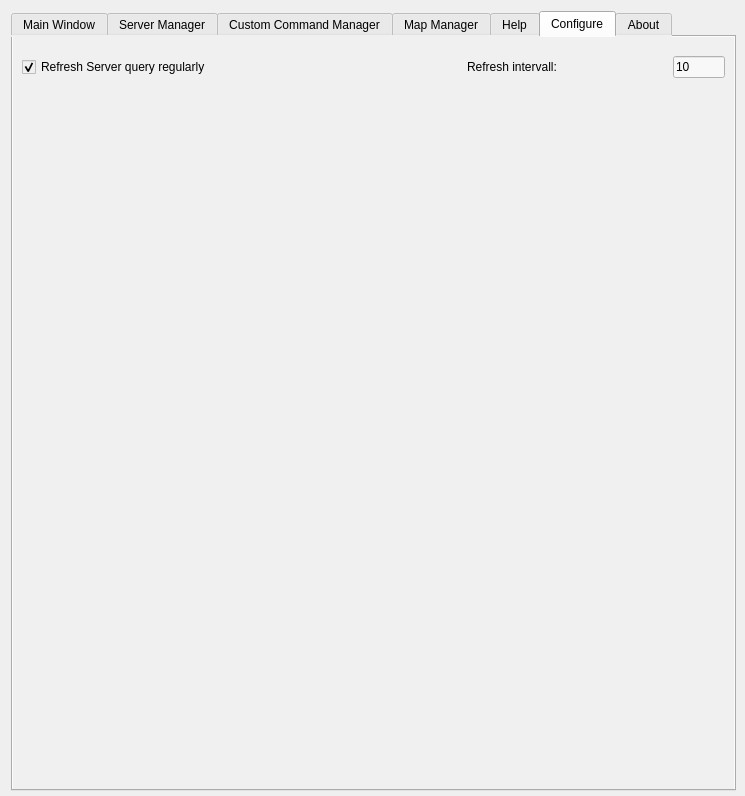
Qt form source_files/isrt_main_tabbed_v0.6.ui (sargolin/ISRT-Insurgency-Sandstorm-RCON-TOOL-and-Mapchanger) before a commit.
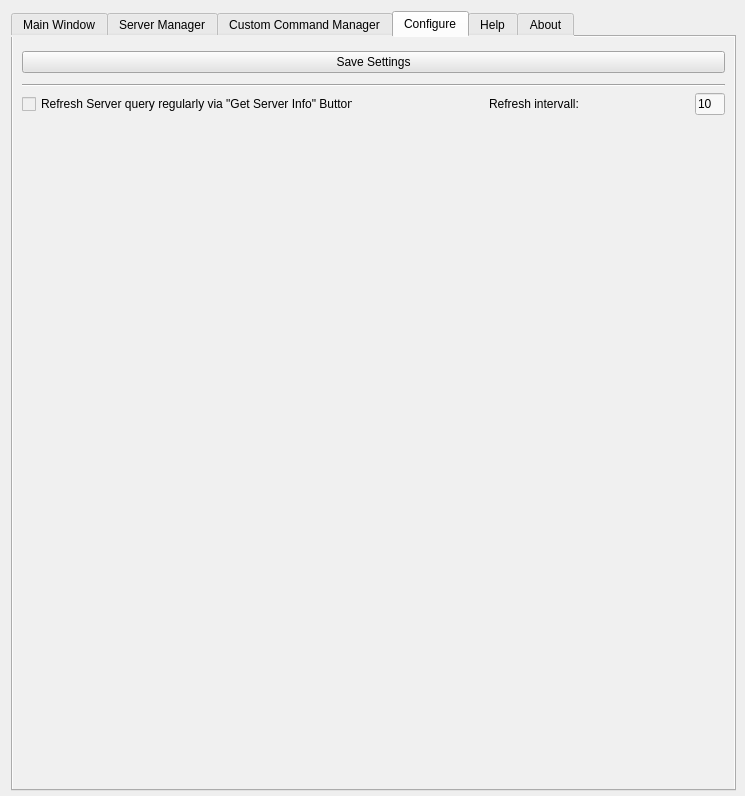
The same form after that commit. The open tabs and pages were chosen to show the change. Icons and pictures are not drawn.

```diff
--- a/source_files/isrt_main_tabbed_v0.6.ui
+++ b/source_files/isrt_main_tabbed_v0.6.ui
@@ -2081,10 +2081,165 @@
        </item>
       </layout>
      </widget>
-     <widget class="QWidget" name="Tab_Map">
+     <widget class="QWidget" name="Tab_Configure">
       <attribute name="title">
-       <string>Map Manager</string>
+       <string>Configure</string>
       </attribute>
+      <layout class="QVBoxLayout" name="verticalLayout_16">
+       <item>
+        <spacer name="verticalSpacer_7">
+         <property name="orientation">
+          <enum>Qt::Vertical</enum>
+         </property>
+         <property name="sizeType">
+          <enum>QSizePolicy::Minimum</enum>
+         </property>
+         <property name="sizeHint" stdset="0">
+          <size>
+           <width>20</width>
+           <height>5</height>
+          </size>
+         </property>
+        </spacer>
+       </item>
+       <item>
+        <widget class="QPushButton" name="btn_save_settings">
+         <property name="toolTip">
+          <string>Save Settings</string>
+         </property>
+         <property name="statusTip">
+          <string>Save Settings</string>
+         </property>
+         <property name="styleSheet">
+          <string notr="true">background-color:rgb(228, 228, 228)
+</string>
+         </property>
+         <property name="text">
+          <string>Save Settings</string>
+         </property>
+        </widget>
+       </item>
+       <item>
+        <spacer name="verticalSpacer_6">
+         <property name="orientation">
+          <enum>Qt::Vertical</enum>
+         </property>
+         <property name="sizeType">
+          <enum>QSizePolicy::Minimum</enum>
+         </property>
+         <property name="sizeHint" stdset="0">
+          <size>
+           <width>20</width>
+           <height>5</height>
+          </size>
+         </property>
+        </spacer>
+       </item>
+       <item>
+        <widget class="Line" name="line_4">
+         <property name="orientation">
+          <enum>Qt::Horizontal</enum>
+         </property>
+        </widget>
+       </item>
+       <item>
+        <layout class="QVBoxLayout" name="verticalLayout_15">
+         <item>
+          <layout class="QHBoxLayout" name="horizontalLayout_11">
+           <item>
+            <widget class="QCheckBox" name="checkBox_refresh_trigger">
+             <property name="toolTip">
+              <string>Refresh Trigger On/Off</string>
+             </property>
+             <property name="statusTip">
+              <string>Refresh Trigger On/Off</string>
+             </property>
+             <property name="text">
+              <string>Refresh Server query regularly via &quot;Get Server Info&quot; Button</string>
+             </property>
+             <property name="checked">
+              <bool>false</bool>
+             </property>
+            </widget>
+           </item>
+           <item>
+            <spacer name="horizontalSpacer">
+             <property name="orientation">
+              <enum>Qt::Horizontal</enum>
+             </property>
+             <property name="sizeType">
+              <enum>QSizePolicy::MinimumExpanding</enum>
+             </property>
+             <property name="sizeHint" stdset="0">
+              <size>
+               <width>130</width>
+               <height>20</height>
+              </size>
+             </property>
+            </spacer>
+           </item>
+           <item>
+            <widget class="QLabel" name="label_11">
+             <property name="minimumSize">
+              <size>
+               <width>200</width>
+               <height>0</height>
+              </size>
+             </property>
+             <property name="text">
+              <string>Refresh intervall:</string>
+             </property>
+            </widget>
+           </item>
+           <item>
+            <widget class="QLineEdit" name="entry_refresh_timer">
+             <property name="minimumSize">
+              <size>
+               <width>30</width>
+               <height>20</height>
+              </size>
+             </property>
+             <property name="maximumSize">
+              <size>
+               <width>2500</width>
+               <height>16777215</height>
+              </size>
+             </property>
+             <property name="toolTip">
+              <string>Refresh intervall in seconds</string>
+             </property>
+             <property name="statusTip">
+              <string>Refresh intervall in seconds</string>
+             </property>
+             <property name="styleSheet">
+              <string notr="true">background-color:rgb(248, 248, 248);</string>
+             </property>
+             <property name="text">
+              <string>10</string>
+             </property>
+             <property name="placeholderText">
+              <string>Sec</string>
+             </property>
+            </widget>
+           </item>
+          </layout>
+         </item>
+         <item>
+          <spacer name="verticalSpacer_5">
+           <property name="orientation">
+            <enum>Qt::Vertical</enum>
+           </property>
+           <property name="sizeHint" stdset="0">
+            <size>
+             <width>20</width>
+             <height>40</height>
+            </size>
+           </property>
+          </spacer>
+         </item>
+        </layout>
+       </item>
+      </layout>
      </widget>
      <widget class="QWidget" name="Tab_Help">
       <attribute name="title">
@@ -2283,139 +2438,6 @@
          </item>
          <item>
           <spacer name="verticalSpacer_4">
-           <property name="orientation">
-            <enum>Qt::Vertical</enum>
-           </property>
-           <property name="sizeHint" stdset="0">
-            <size>
-             <width>20</width>
-             <height>40</height>
-            </size>
-           </property>
-          </spacer>
-         </item>
-         <item>
-          <spacer name="verticalSpacer_3">
-           <property name="orientation">
-            <enum>Qt::Vertical</enum>
-           </property>
-           <property name="sizeHint" stdset="0">
-            <size>
-             <width>20</width>
-             <height>40</height>
-            </size>
-           </property>
-          </spacer>
-         </item>
-        </layout>
-       </item>
-      </layout>
-     </widget>
-     <widget class="QWidget" name="Tab_Configure">
-      <attribute name="title">
-       <string>Configure</string>
-      </attribute>
-      <layout class="QVBoxLayout" name="verticalLayout_16">
-       <item>
-        <spacer name="verticalSpacer_6">
-         <property name="orientation">
-          <enum>Qt::Vertical</enum>
-         </property>
-         <property name="sizeType">
-          <enum>QSizePolicy::Minimum</enum>
-         </property>
-         <property name="sizeHint" stdset="0">
-          <size>
-           <width>20</width>
-           <height>10</height>
-          </size>
-         </property>
-        </spacer>
-       </item>
-       <item>
-        <layout class="QVBoxLayout" name="verticalLayout_15">
-         <item>
-          <layout class="QHBoxLayout" name="horizontalLayout_11">
-           <item>
-            <widget class="QCheckBox" name="checkBox_refresh_trigger">
-             <property name="toolTip">
-              <string>Refresh Trigger On/Off</string>
-             </property>
-             <property name="statusTip">
-              <string>Refresh Trigger On/Off</string>
-             </property>
-             <property name="text">
-              <string>Refresh Server query regularly</string>
-             </property>
-             <property name="checked">
-              <bool>true</bool>
-             </property>
-            </widget>
-           </item>
-           <item>
-            <spacer name="horizontalSpacer">
-             <property name="orientation">
-              <enum>Qt::Horizontal</enum>
-             </property>
-             <property name="sizeType">
-              <enum>QSizePolicy::MinimumExpanding</enum>
-             </property>
-             <property name="sizeHint" stdset="0">
-              <size>
-               <width>250</width>
-               <height>20</height>
-              </size>
-             </property>
-            </spacer>
-           </item>
-           <item>
-            <widget class="QLabel" name="label_11">
-             <property name="minimumSize">
-              <size>
-               <width>200</width>
-               <height>0</height>
-              </size>
-             </property>
-             <property name="text">
-              <string>Refresh intervall:</string>
-             </property>
-            </widget>
-           </item>
-           <item>
-            <widget class="QLineEdit" name="entry_refresh_timer">
-             <property name="minimumSize">
-              <size>
-               <width>30</width>
-               <height>20</height>
-              </size>
-             </property>
-             <property name="maximumSize">
-              <size>
-               <width>2500</width>
-               <height>16777215</height>
-              </size>
-             </property>
-             <property name="toolTip">
-              <string>Refresh intervall in seconds</string>
-             </property>
-             <property name="statusTip">
-              <string>Refresh intervall in seconds</string>
-             </property>
-             <property name="styleSheet">
-              <string notr="true">background-color:rgb(248, 248, 248);</string>
-             </property>
-             <property name="text">
-              <string>10</string>
-             </property>
-             <property name="placeholderText">
-              <string>Sec</string>
-             </property>
-            </widget>
-           </item>
-          </layout>
-         </item>
-         <item>
-          <spacer name="verticalSpacer_5">
            <property name="orientation">
             <enum>Qt::Vertical</enum>
            </property>
```
Left out of the diff: 183 changed lines with no effect on the pictures.
